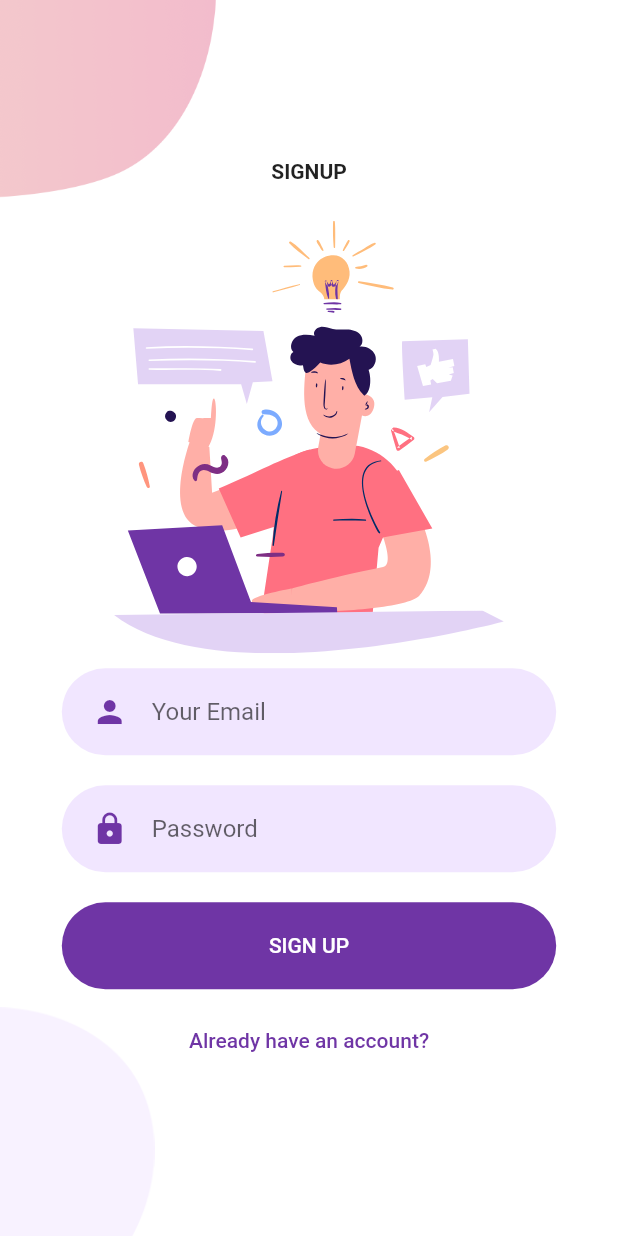
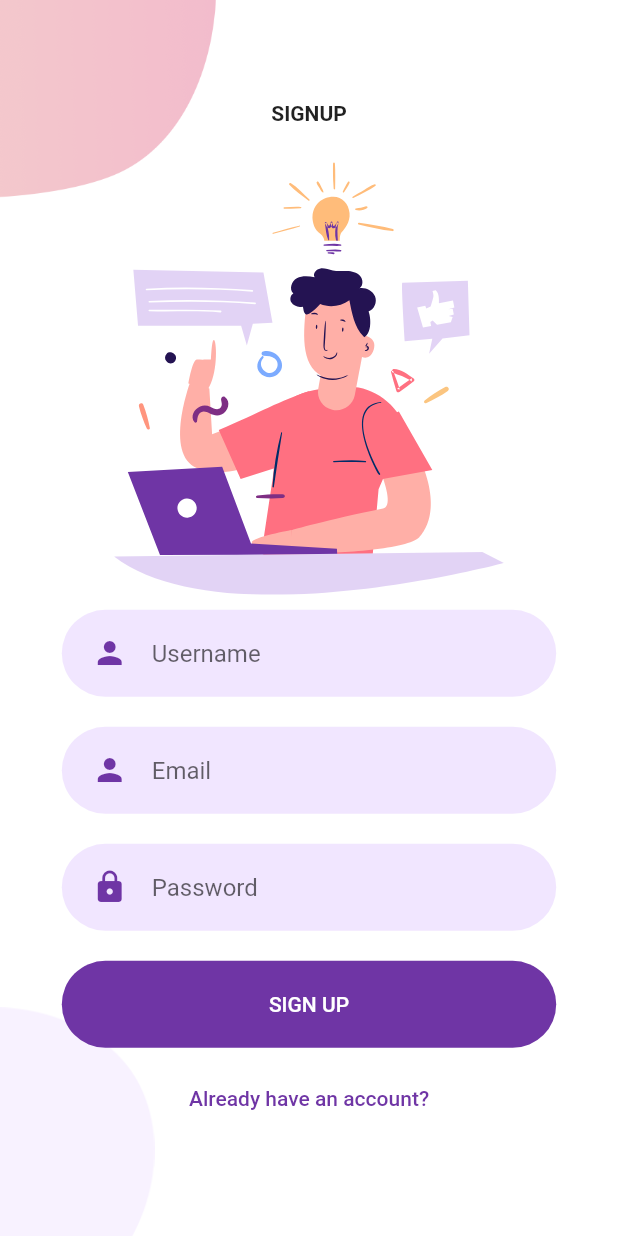
Before and after one commit to YisusOnDev/PracticeJob_Flutter, a Flutter app: the SignUpPage screen opened by its route, after a tap on "SIGN UP", on a phone screen of 412 x 824 dp. Run offline on Flutter 3.47's test engine with Material 2 defaults, Android fonts, the phone set to English and light mode, and no system bars; our stand-ins replace flutter_svg; network calls fail.

Commit message:
Now login and register truly works!

```diff
--- /dev/null
+++ b/lib/src/models/user.dart
@@ -0,0 +1,16 @@
+class User {
+  String? id;
+  String? username;
+  String email;
+  String password;
+
+  // Constructor, with syntactic sugar for assignment to members.
+  User(
+    this.id,
+    this.username,
+    this.email,
+    this.password,
+  ) {
+    // Initialization code goes here.
+  }
+}
--- a/lib/src/pages/signup_page.dart
+++ b/lib/src/pages/signup_page.dart
@@ -1,16 +1,31 @@
+import 'dart:convert';
+
 import 'package:flutter/material.dart';
 import 'package:flutter_svg/flutter_svg.dart';
 import 'package:practicejob/constants.dart';
 import 'package:practicejob/src/components/rounded_input_field.dart';
 import 'package:practicejob/src/components/rounded_password_field.dart';
+import 'package:practicejob/src/models/user.dart';
+import 'package:practicejob/src/pages/home_page.dart';
 import 'package:practicejob/src/pages/login_page.dart';
+import 'package:practicejob/src/services/auth_service.dart';
 
-class SignUpPage extends StatelessWidget {
+class SignUpPage extends StatefulWidget {
   static var pageName = 'SignUp';
 
   const SignUpPage({Key? key, this.title}) : super(key: key);
 
   final String? title;
+
+  @override
+  _SignUpPageState createState() => _SignUpPageState();
+}
+
+class _SignUpPageState extends State<SignUpPage> {
+  final AuthService _auth = AuthService();
+  String _email = "";
+  String _username = "";
+  String _password = "";
 
   @override
   Widget build(BuildContext context) {
@@ -52,11 +67,21 @@ class SignUpPage extends StatelessWidget {
                     height: size.height * 0.35,
                   ),
                   RoundedInputField(
-                    hintText: "Your Email",
-                    onChanged: (value) {},
+                    hintText: "Username",
+                    onChanged: (value) {
+                      _username = value;
+                    },
+                  ),
+                  RoundedInputField(
+                    hintText: "Email",
+                    onChanged: (value) {
+                      _email = value;
+                    },
                   ),
                   RoundedPasswordField(
-                    onChanged: (value) {},
+                    onChanged: (value) {
+                      _password = value;
+                    },
                   ),
                   Container(
                     // sign up button with nice size
@@ -69,7 +94,16 @@ class SignUpPage extends StatelessWidget {
                       borderRadius: BorderRadius.circular(29),
                     ),
                     child: TextButton(
-                      onPressed: () => print("Service: signup ?"),
+                      onPressed: () async {
+                        final res = await _auth
+                            .register(User(null, _username, _email, _password));
+                        if (res.statusCode != 200) {
+                          print("FAIL");
+                        } else {
+                          print("OK");
+                          Navigator.pushNamed(context, HomePage.pageName);
+                        }
+                      },
                       style: TextButton.styleFrom(primary: Colors.white),
                       child: const Text("SIGN UP"),
                     ),
--- a/lib/src/services/auth_service.dart
+++ b/lib/src/services/auth_service.dart
@@ -1,33 +1,36 @@
+import 'dart:convert';
+
 import 'package:http/http.dart' as http;
+import 'package:practicejob/src/models/user.dart';
 
 class AuthService {
-  final baseUrl = 'http://192.168.0.18:5000';
+  final baseUrl = 'http://10.0.2.2:5000';
   // ignore: non_constant_identifier_names
   // static final SESSION = FlutterSession();
 
-  Future<dynamic> register(String email, String password) async {
-    try {
-      var res = await http.post(Uri.parse('$baseUrl/api/User/Create'), body: {
-        'email': email,
-        'password': password,
-      });
-      return res.body;
-    } finally {
-      // done you can do something here
-    }
+  Future<http.Response> register(User u) {
+    return http.post(
+      Uri.parse('$baseUrl/api/User/Create'),
+      headers: <String, String>{
+        'Content-Type': 'application/json; charset=UTF-8',
+      },
+      body: jsonEncode(<String, String>{
+        'username': u.username.toString(),
+        'email': u.email,
+        'password': u.password
+      }),
+    );
   }
 
-  Future<dynamic> login(String email, String password) async {
-    try {
-      var res = await http.post(
-        Uri.parse('$baseUrl/api/User/Login'),
-        body: {
-          'email': email,
-          'password': password,
-        },
-      );
-      return res.body;
-    } finally {}
+  Future<http.Response> login(User u) {
+    return http.post(
+      Uri.parse('$baseUrl/api/User/Login'),
+      headers: <String, String>{
+        'Content-Type': 'application/json; charset=UTF-8',
+      },
+      body: jsonEncode(
+          <String, String>{'email': u.email, 'password': u.password}),
+    );
   }
 
   /*static setToken(String token, String refreshToken) async {
```
Also changed, not shown: lib/src/pages/login_page.dart (+4 -3 lines).
